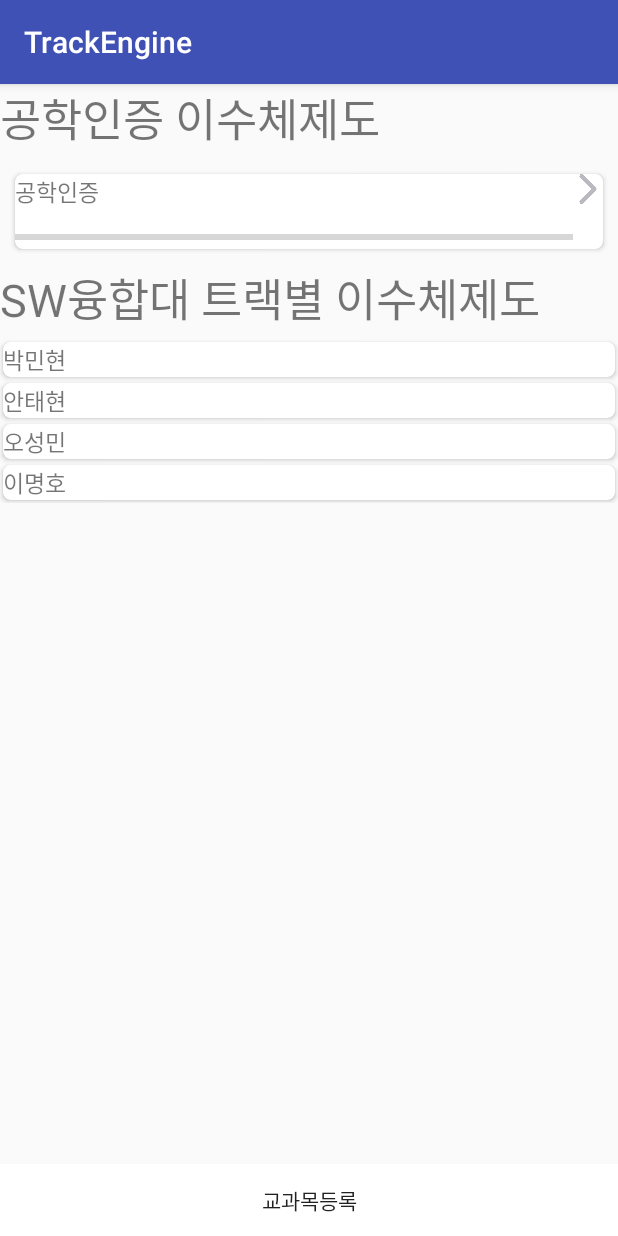
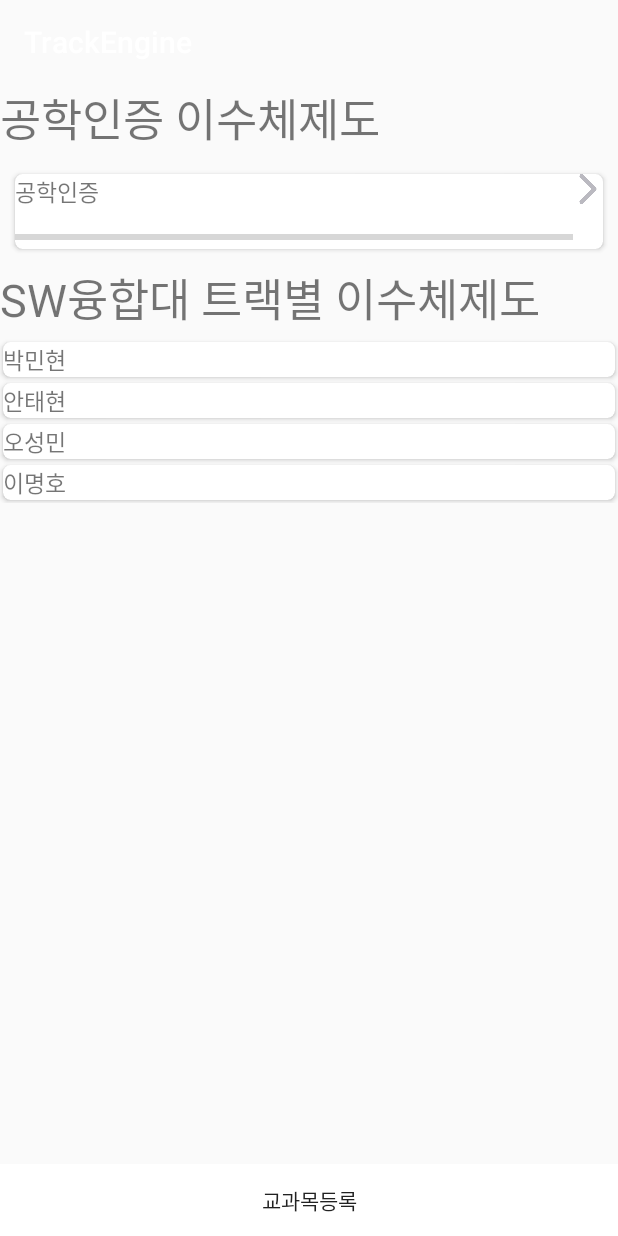
Before and after one commit to ParkMinHyun/SejongHackerton, an Android app: the screen it shows after launch (MainActivity), on a phone screen of 412 x 824 dp. Run offline under Robolectric (Android 15) with nearby library versions, the phone set to English and light mode, and no system bars.

Commit message:
[명호]status bar, action bar 투명하게 만들기

```diff
--- a/TrackEngine/app/src/main/java/com/example/parkminhyun/trackengine/MainActivity.java
+++ b/TrackEngine/app/src/main/java/com/example/parkminhyun/trackengine/MainActivity.java
@@ -1,11 +1,16 @@
 package com.example.parkminhyun.trackengine;
 
 import android.content.Intent;
+import android.graphics.Color;
+import android.graphics.drawable.ColorDrawable;
+import android.os.Build;
 import android.os.Bundle;
 import android.support.v7.app.AppCompatActivity;
 import android.support.v7.widget.LinearLayoutManager;
 import android.support.v7.widget.RecyclerView;
 import android.view.View;
+import android.view.Window;
+import android.view.WindowManager;
 import android.widget.Button;
 
 import java.util.ArrayList;
@@ -20,6 +25,9 @@ public class MainActivity extends AppCompatActivity {
 
     @Override
     protected void onCreate(Bundle savedInstanceState) {
+        getWindow().setFlags(WindowManager.LayoutParams.FLAG_TRANSLUCENT_NAVIGATION, WindowManager.LayoutParams.FLAG_TRANSLUCENT_NAVIGATION);
+        getSupportActionBar().setBackgroundDrawable(new ColorDrawable(Color.TRANSPARENT));
+        makeTransParentStatusBar();
         super.onCreate(savedInstanceState);
         setContentView(R.layout.activity_main);
 
@@ -47,4 +55,11 @@ public class MainActivity extends AppCompatActivity {
         });
 
     }
+
+    public void makeTransParentStatusBar(){
+        if (Build.VERSION.SDK_INT >= Build.VERSION_CODES.KITKAT) {
+            Window w = getWindow(); // in Activity's onCreate() for instance
+            w.setFlags(WindowManager.LayoutParams.FLAG_LAYOUT_NO_LIMITS, WindowManager.LayoutParams.FLAG_LAYOUT_NO_LIMITS);
+        }
+    }
 }
--- a/TrackEngine/app/src/main/res/layout/activity_main.xml
+++ b/TrackEngine/app/src/main/res/layout/activity_main.xml
@@ -4,7 +4,8 @@
     xmlns:app="http://schemas.android.com/apk/res-auto"
     android:layout_width="match_parent"
     android:layout_height="match_parent"
-    tools:context="com.example.parkminhyun.trackengine.MainActivity">
+    tools:context="com.example.parkminhyun.trackengine.MainActivity"
+    android:fitsSystemWindows="true">
 
     <TextView
         android:layout_width="match_parent"
--- a/TrackEngine/app/src/main/res/values/colors.xml
+++ b/TrackEngine/app/src/main/res/values/colors.xml
@@ -3,4 +3,5 @@
     <color name="colorPrimary">#3F51B5</color>
     <color name="colorPrimaryDark">#303F9F</color>
     <color name="colorAccent">#FF4081</color>
+    <color name="colorTransParent">#000000</color>
 </resources>
--- a/TrackEngine/app/src/main/res/values/styles.xml
+++ b/TrackEngine/app/src/main/res/values/styles.xml
@@ -6,6 +6,19 @@
         <item name="colorPrimary">@color/colorPrimary</item>
         <item name="colorPrimaryDark">@color/colorPrimaryDark</item>
         <item name="colorAccent">@color/colorAccent</item>
+        <item name="android:windowTranslucentStatus">true</item>
+        <item name="android:windowTranslucentNavigation">true</item>
+    </style>
+
+    <style name="AppTheme.ActionBar.Transparent" parent="AppTheme">
+        <item name="android:windowContentOverlay">@null</item>
+        <item name="windowActionBarOverlay">true</item>
+        <item name="colorPrimary">@android:color/transparent</item>
+    </style>
+
+    <style name="AppTheme.ActionBar" parent="AppTheme">
+        <item name="windowActionBarOverlay">false</item>
+        <item name="colorPrimary">@color/colorPrimary</item>
     </style>
 
 </resources>
```
